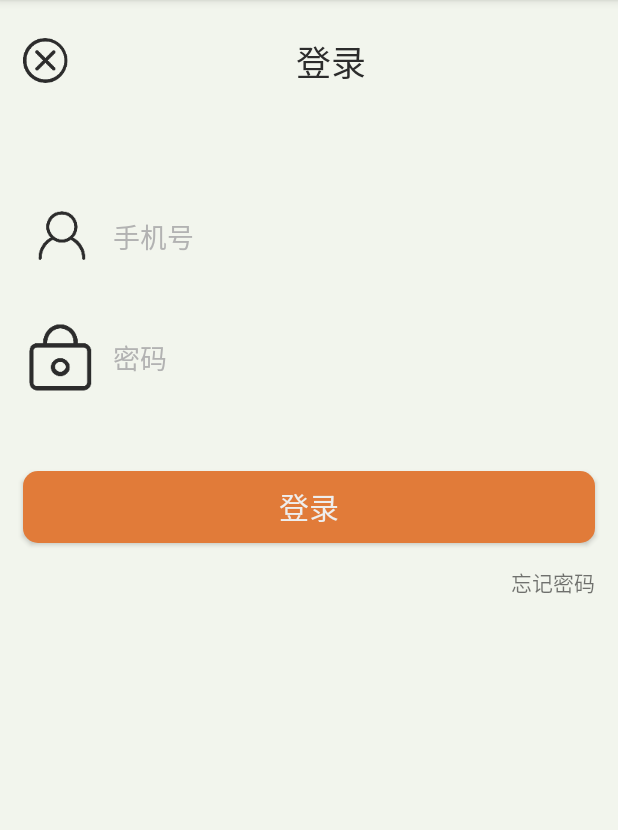
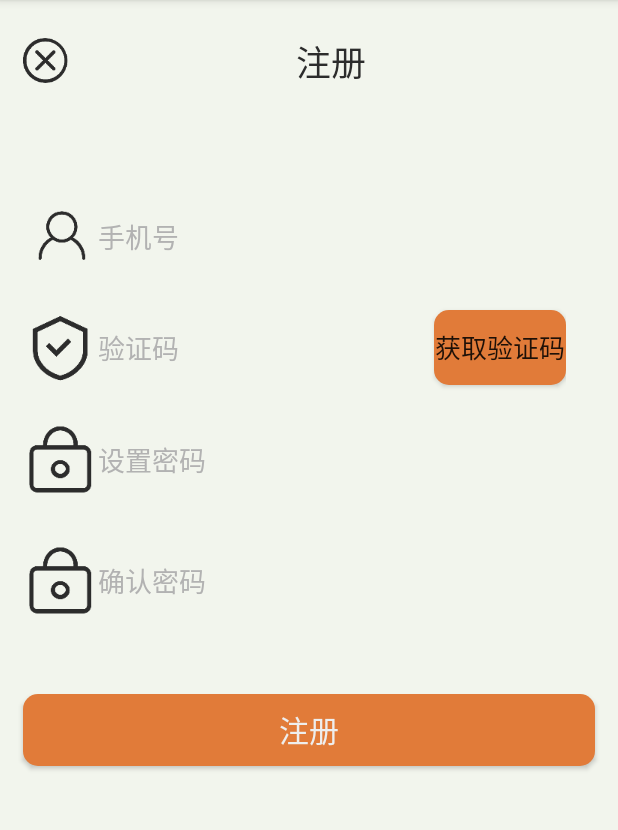
Before and after one commit to Heartache1314/chaoyuanluntan, an Android app: the screen it shows after launch (MainActivity), on a phone screen of 412 x 824 dp, the part 84-914 px from its top. Run offline under Robolectric (Android 15) with nearby library versions, the phone set to English and light mode, and no system bars.

```diff
--- a/app/src/main/java/com/example/chaoyuanluntan/MainActivity.java
+++ b/app/src/main/java/com/example/chaoyuanluntan/MainActivity.java
@@ -9,6 +9,6 @@ public class MainActivity extends AppCompatActivity {
     @Override
     protected void onCreate(Bundle savedInstanceState) {
         super.onCreate(savedInstanceState);
-        setContentView(R.layout.login);
+        setContentView(R.layout.register);
     }
 }
--- a/app/src/main/res/layout/register.xml
+++ b/app/src/main/res/layout/register.xml
@@ -40,6 +40,7 @@
             android:hint="手机号"
             android:textColorHint="#B2B2B2"
             android:padding="15dp"
+            android:inputType="phone"
             android:background="@drawable/edt_shape"
             android:drawableLeft="@mipmap/tupian2"/>
 
@@ -54,7 +55,7 @@
                 android:background="@drawable/edt_shape"
                 android:drawableLeft="@mipmap/tupian3"
                 android:hint="验证码"
-                android:inputType="textPassword"
+                android:inputType="number"
                 android:padding="15dp"
                 android:textColorHint="#B2B2B2" />
 
```
